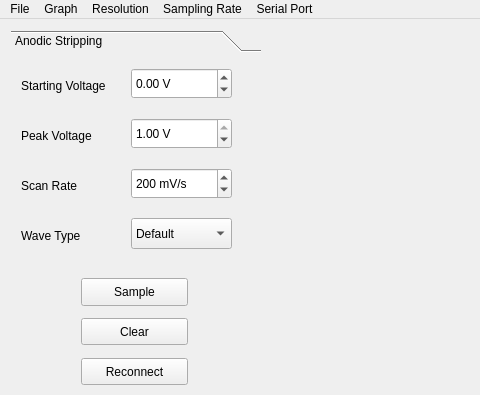
Qt form mainwindow.ui (AronPride/OliView) before a commit; both pictures show x 0 to 480 and y 0 to 395 of the 1000 by 654 pixel window.
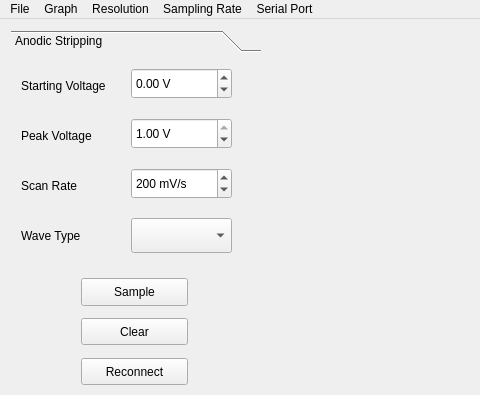
The same form after that commit. Custom widgets are drawn as their Qt base class.

Commit message: Resize Icons

```diff
--- a/mainwindow.ui
+++ b/mainwindow.ui
@@ -29,7 +29,7 @@
          <x>0</x>
          <y>0</y>
          <width>250</width>
-         <height>460</height>
+         <height>417</height>
         </rect>
        </property>
        <attribute name="label">
@@ -204,14 +204,9 @@
           <x>120</x>
           <y>160</y>
           <width>101</width>
-          <height>31</height>
+          <height>35</height>
          </rect>
         </property>
-        <item>
-         <property name="text">
-          <string>Default</string>
-         </property>
-        </item>
        </widget>
       </widget>
       <widget class="QWidget" name="toolBoxPage2_2">
```
Left out of the diff: 18 changed lines with no effect on the pictures. The commit also changes 1 other file.
